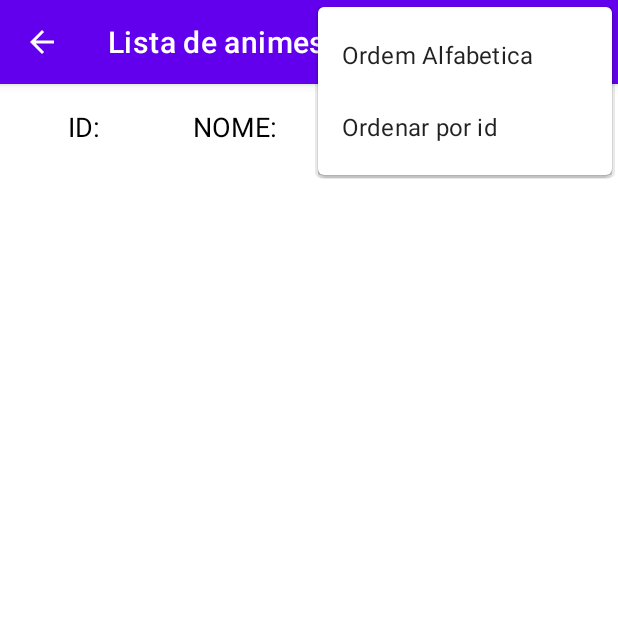
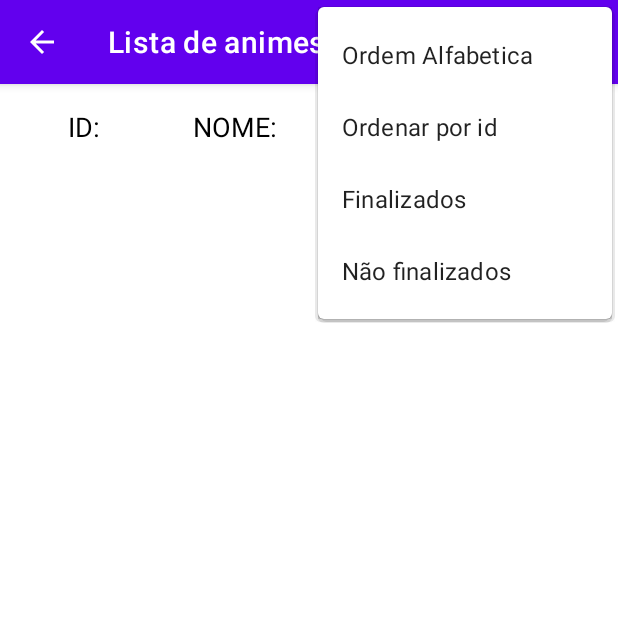
Before and after one commit to Ilvan-J/Projetos_Android_Studio, an Android app: the Activity_lista screen opened directly, with no data from a screen before it, with the options menu open, on a phone screen of 412 x 824 dp, the top half of it. Run offline under Robolectric (Android 15) with nearby library versions, the phone set to English and light mode, and no system bars.

Commit message:
update projeto Listadeanimes

```diff
--- a/Listadeanimes/app/src/main/res/menu/layout_menu_lista.xml
+++ b/Listadeanimes/app/src/main/res/menu/layout_menu_lista.xml
@@ -7,6 +7,12 @@
     <item android:id="@+id/ordem_id"
           android:title="Ordenar por id"
         />
+    <item android:id="@+id/ordem_Finalizado"
+          android:title="Finalizados"
+        />
+    <item android:id="@+id/ordem_Andamento"
+        android:title="Não finalizados"
+        />
     <item
         android:id="@+id/pesquisa"
         android:icon="@android:drawable/ic_menu_search"
```
Also changed, not shown: Listadeanimes/app/src/main/java/com/example/listadeanimes/Activity_lista.java (+20 -0 lines), Listadeanimes/app/src/main/java/com/example/listadeanimes/database/BancoController.java (+24 -0 lines).
